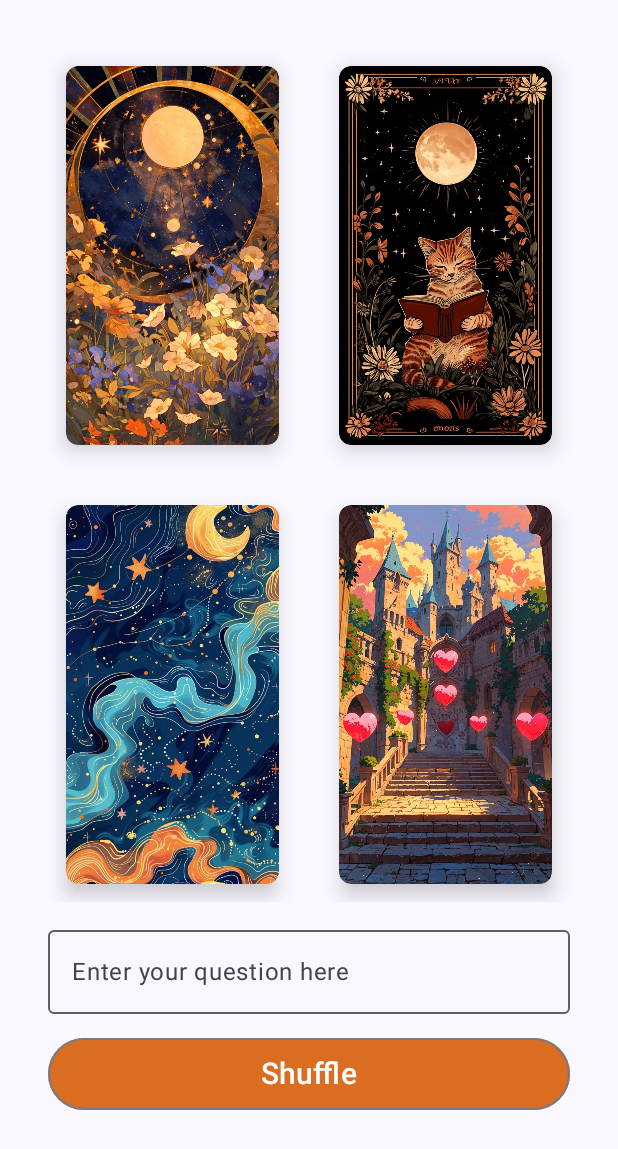
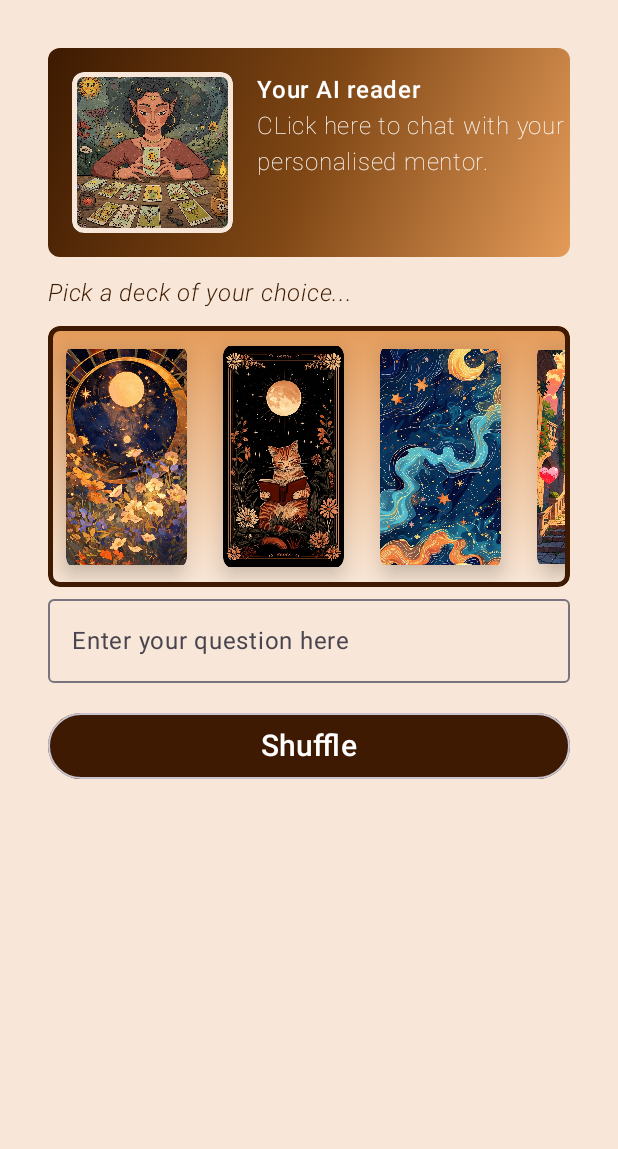
Before and after one commit to dattasneha/taroo-app, an Android app built with Jetpack Compose: the screen it shows after launch (CardPickerActivity), on a phone screen of 412 x 824 dp. Shown: the top 1149 px of the screen. Run offline under Robolectric (Android 15) with nearby library versions, the phone set to English and light mode, and no system bars; our stand-ins replace Dagger/Hilt's generated code; libraries missing offline, so code that uses them is left out: com.google.ai.client.

Commit message:
Modify deck picker screen and add mediaplayer

```diff
--- a/app/src/main/java/com/snehadatta/taroo/CardPickerActivity.kt
+++ b/app/src/main/java/com/snehadatta/taroo/CardPickerActivity.kt
@@ -1,47 +1,42 @@
 package com.snehadatta.taroo
 
-import android.os.Build
+import android.media.MediaPlayer
 import android.os.Bundle
 import androidx.activity.ComponentActivity
 import androidx.activity.compose.setContent
 import androidx.activity.enableEdgeToEdge
 import androidx.activity.viewModels
+import androidx.compose.foundation.background
 import androidx.compose.foundation.layout.fillMaxSize
 import androidx.compose.foundation.layout.padding
 import androidx.compose.material3.CircularProgressIndicator
 import androidx.compose.material3.Scaffold
 import androidx.compose.material3.Text
-import androidx.compose.runtime.Composable
 import androidx.compose.runtime.getValue
-import androidx.compose.runtime.mutableStateOf
-import androidx.compose.runtime.remember
-import androidx.compose.runtime.setValue
 import androidx.compose.ui.Modifier
 import androidx.compose.ui.graphics.Color
-import androidx.compose.ui.tooling.preview.Preview
+import androidx.compose.ui.platform.LocalContext
 import androidx.lifecycle.compose.collectAsStateWithLifecycle
 import androidx.navigation.NavType
 import androidx.navigation.compose.NavHost
 import androidx.navigation.compose.composable
 import androidx.navigation.compose.rememberNavController
 import androidx.navigation.navArgument
-import com.google.gson.Gson
-import com.google.gson.reflect.TypeToken
 import com.snehadatta.taroo.ui.presentation.CardPickerScreen
 import com.snehadatta.taroo.ui.presentation.ChatScreen
 import com.snehadatta.taroo.ui.presentation.ChooseDeckScreen
+import com.snehadatta.taroo.ui.presentation.Routes
 import com.snehadatta.taroo.ui.presentation.TarotViewModel
+import com.snehadatta.taroo.ui.theme.LightOrange
 import com.snehadatta.taroo.ui.theme.TarooTheme
 import com.snehadatta.taroo.util.Resource
-import com.snehadatta.taroo.ui.presentation.Routes
-import com.snehadatta.taroo.util.TarotImageMapper
 import dagger.hilt.android.AndroidEntryPoint
-
 
 
 @AndroidEntryPoint
 class CardPickerActivity : ComponentActivity() {
     private val tarotViewModel: TarotViewModel by viewModels()
+
     override fun onCreate(savedInstanceState: Bundle?) {
         super.onCreate(savedInstanceState)
         tarotViewModel.getAllCards()
@@ -49,6 +44,10 @@ class CardPickerActivity : ComponentActivity() {
         enableEdgeToEdge()
         setContent {
             TarooTheme {
+
+                val mediaPlayer = MediaPlayer.create(this,R.raw.background_music)
+                mediaPlayer.start()
+//
                 val navController = rememberNavController()
                 val cardState by tarotViewModel.cardState.collectAsStateWithLifecycle()
 
@@ -56,7 +55,12 @@ class CardPickerActivity : ComponentActivity() {
 
                     NavHost(navController = navController, startDestination = Routes.ScreenDeckPicker, builder = {
                         composable(Routes.ScreenDeckPicker) {
-                            ChooseDeckScreen(Modifier.padding(innerPadding), navController,tarotViewModel)
+                            ChooseDeckScreen(
+                                Modifier
+                                    .background(color = LightOrange)
+                                    .padding(innerPadding),
+                                navController,tarotViewModel
+                            )
                         }
                         composable(
                             Routes.ScreenCardPicker+"/{deckImageRes}",
@@ -79,33 +83,14 @@ class CardPickerActivity : ComponentActivity() {
                                     val errorMessage = cardState.message ?: "An unknown error occurred"
                                     Text(text = "Error: $errorMessage", color = Color.Red)
                                 }
-
-                                else -> {}
                             }
                         }
                         composable(Routes.ScreenChat) {
                             ChatScreen(Modifier.padding(innerPadding),tarotViewModel)
                         }
                     })
-
                 }
             }
         }
     }
 }
-
-@Composable
-fun Greeting(name: String, modifier: Modifier = Modifier) {
-    Text(
-        text = "Hello $name!",
-        modifier = modifier
-    )
-}
-
-@Preview(showBackground = true)
-@Composable
-fun GreetingPreview() {
-    TarooTheme {
-        Greeting("Android")
-    }
-}
--- a/app/src/main/java/com/snehadatta/taroo/ui/presentation/CardPickerScreen.kt
+++ b/app/src/main/java/com/snehadatta/taroo/ui/presentation/CardPickerScreen.kt
@@ -2,6 +2,7 @@ package com.snehadatta.taroo.ui.presentation
 
 import android.content.res.Resources
 import android.net.Uri
+import android.util.Log
 import androidx.compose.foundation.layout.Arrangement
 import androidx.compose.foundation.layout.padding
 import androidx.compose.foundation.lazy.grid.GridCells
@@ -59,6 +60,7 @@ fun CardPickerScreen(
                     if(selectedIndex == index && maxCard < 3) {
                         val randomIndex = Random.nextInt(mutableCardList.size)
                         viewModel.updateCardList(mutableCardList[randomIndex].name)
+//                        Log.e("debug2", viewModel.cardList[0])
                         val image = mutableCardList.removeAt(randomIndex)
                         val selectedImage = TarotImageMapper.getTarotImage(resources,image.nameShort)
                         DeckImage(
--- a/app/src/main/java/com/snehadatta/taroo/ui/presentation/CardResultScreen.kt
+++ b/app/src/main/java/com/snehadatta/taroo/ui/presentation/CardResultScreen.kt
@@ -7,6 +7,7 @@ import androidx.compose.foundation.layout.Row
 import androidx.compose.foundation.layout.Spacer
 import androidx.compose.foundation.layout.height
 import androidx.compose.foundation.layout.padding
+import androidx.compose.material3.Scaffold
 import androidx.compose.material3.Text
 import androidx.compose.runtime.Composable
 import androidx.compose.runtime.getValue
@@ -17,16 +18,15 @@ import androidx.compose.ui.Modifier
 import androidx.compose.ui.text.font.FontWeight
 import androidx.compose.ui.tooling.preview.Preview
 import androidx.compose.ui.unit.dp
-import com.snehadatta.taroo.R
 import com.snehadatta.taroo.data.model.Card
 import com.snehadatta.taroo.ui.theme.TarooTheme
 import com.snehadatta.taroo.util.TarotImageMapper
 
-val list = listOf(R.drawable.cover3,R.drawable.cover2,R.drawable.cover4)
 @Composable
 fun CardResultScreen(
     modifier:Modifier,
-    images: List<Card>) {
+    images: List<Card>
+) {
     val imageRes by  remember { mutableStateOf(images) }
     val selectedIndex by remember { mutableStateOf(-1) }
 
@@ -65,3 +65,33 @@ fun CardResultScreen(
 
     }
 }
+
+@Preview
+@Composable
+private fun CardResultScreenPreview() {
+    val dummyCard = Card(
+        type = "minor",
+        nameShort = "cu09",
+        name = "Nine of Cups",
+        value = "nine",
+        valueInt = 9,
+        meaningUp = "Concord, contentment, physical bien-être; also victory, success, advantage; " +
+                "satisfaction for the Querent or person for whom the consultation is made.",
+        meaningRev = "Truth, loyalty, liberty; but the readings vary and include mistakes, " +
+                "imperfections, etc.",
+        desc = "A goodly personage has feasted to his heart's content, and abundant refreshment " +
+                "of wine is on the arched counter behind him, seeming to indicate that the future " +
+                "is also assured. The picture offers the material side only, but there are other" +
+                " aspects.",
+        suit = "cups"
+    )
+
+    TarooTheme {
+        Scaffold { innerPadding ->
+            CardResultScreen(
+                modifier = Modifier.padding(innerPadding),
+                images = listOf(dummyCard, dummyCard, dummyCard)
+            )
+        }
+    }
+}
--- a/app/src/main/java/com/snehadatta/taroo/ui/presentation/ChooseDeckScreen.kt
+++ b/app/src/main/java/com/snehadatta/taroo/ui/presentation/ChooseDeckScreen.kt
@@ -1,18 +1,26 @@
 package com.snehadatta.taroo.ui.presentation
 
 import android.widget.Toast
+import androidx.compose.foundation.Image
+import androidx.compose.foundation.background
+import androidx.compose.foundation.border
+import androidx.compose.foundation.clickable
 import androidx.compose.foundation.layout.Arrangement
 import androidx.compose.foundation.layout.Box
 import androidx.compose.foundation.layout.Column
-import androidx.compose.foundation.layout.Spacer
+import androidx.compose.foundation.layout.Row
 import androidx.compose.foundation.layout.aspectRatio
+import androidx.compose.foundation.layout.fillMaxHeight
 import androidx.compose.foundation.layout.fillMaxWidth
 import androidx.compose.foundation.layout.height
 import androidx.compose.foundation.layout.padding
+import androidx.compose.foundation.lazy.LazyRow
 import androidx.compose.foundation.lazy.grid.GridCells
 import androidx.compose.foundation.lazy.grid.LazyVerticalGrid
 import androidx.compose.foundation.lazy.grid.itemsIndexed
+import androidx.compose.foundation.lazy.itemsIndexed
 import androidx.compose.foundation.rememberScrollState
+import androidx.compose.foundation.shape.RoundedCornerShape
 import androidx.compose.foundation.verticalScroll
 import androidx.compose.material.icons.Icons
 import androidx.compose.material.icons.filled.Clear
@@ -29,13 +37,21 @@ import androidx.compose.runtime.remember
 import androidx.compose.runtime.setValue
 import androidx.compose.ui.Alignment
 import androidx.compose.ui.Modifier
+import androidx.compose.ui.draw.clip
+import androidx.compose.ui.graphics.Brush
+import androidx.compose.ui.graphics.Color
 import androidx.compose.ui.platform.LocalContext
+import androidx.compose.ui.res.painterResource
+import androidx.compose.ui.text.font.FontStyle
 import androidx.compose.ui.text.font.FontWeight
 import androidx.compose.ui.unit.dp
 import androidx.compose.ui.unit.sp
 import androidx.navigation.NavController
 import com.snehadatta.taroo.R
-import com.snehadatta.taroo.ui.theme.orange
+import com.snehadatta.taroo.ui.theme.Brown
+import com.snehadatta.taroo.ui.theme.LightOrange
+import com.snehadatta.taroo.ui.theme.MediumBrown
+import com.snehadatta.taroo.ui.theme.MediumOrange
 
 @Composable
 fun ChooseDeckScreen(
@@ -54,19 +70,73 @@ fun ChooseDeckScreen(
     val context = LocalContext.current
     Column(
         modifier = modifier
+            .fillMaxHeight()
             .padding(horizontal = 32.dp)
             .verticalScroll(rememberScrollState())
     ) {
+        Row(
+            modifier = Modifier
+                .fillMaxWidth()
+                .padding(top = 32.dp)
+                .background( brush = Brush.linearGradient(colors = listOf(
+                Brown, // Start color
+                MediumBrown,
+                    MediumOrange// End color
+            )), RoundedCornerShape(8.dp))
+                .aspectRatio(2.5f)
+                .clickable {  },
+            horizontalArrangement = Arrangement.SpaceBetween
+        ) {
+            Image(
+                painter = painterResource(R.drawable.tarot_reader),
+                contentDescription = "AI tarot reader",
+                modifier = Modifier
+                    .padding(16.dp)
+                    .clip(RoundedCornerShape(8.dp))
+                    .border(3.dp, LightOrange, RoundedCornerShape(8.dp))
+            )
+            Column (
+                modifier = Modifier
+                    .padding(top = 16.dp)
+                    .weight(1f),
+            ) {
+                Text(
+                    text = "Your AI reader",
+                    color = Color.White,
+                    modifier = Modifier,
+                    fontWeight = FontWeight.SemiBold
+                )
+                Text(
+                    text = "CLick here to chat with your personalised mentor.",
+                    color = Color.White,
+                    fontWeight = FontWeight.Thin
+                )
+            }
+
+        }
+        Text(
+            text = "Pick a deck of your choice...",
+            fontWeight = FontWeight.Light,
+            fontStyle = FontStyle.Italic,
+            color = Brown,
+            modifier = Modifier.padding(top = 12.dp)
+        )
         Box( // Wrapping in a Box with height constraint
             modifier = Modifier
                 .fillMaxWidth()
-                .padding(top = 32.dp)
-                .aspectRatio(0.6f)
+                .padding(top = 10.dp)
+                .aspectRatio(2f)
         ) {
-            LazyVerticalGrid(
-                columns = GridCells.Fixed(2),
-                verticalArrangement = Arrangement.spacedBy(16.dp),
-                horizontalArrangement = Arrangement.spacedBy(16.dp)
+            LazyRow(
+                horizontalArrangement = Arrangement.spacedBy(0.dp),
+                modifier = Modifier
+                    .clip(RoundedCornerShape(8.dp))
+                    .border(width = 3.dp, color = Brown, RoundedCornerShape(8.dp))
+                    .background(brush = Brush.verticalGradient(colors = listOf(
+                        MediumOrange, // Start color
+                        LightOrange  // End color
+                    )))
+
             ) {
                 itemsIndexed(images) { index, imageRes ->
                     DeckImage(
@@ -102,7 +172,7 @@ fun ChooseDeckScreen(
             modifier = Modifier
                 .fillMaxWidth()
                 .height(64.dp)
-                .padding(top = 16.dp)
+                .padding(top = 20.dp)
                 .align(Alignment.CenterHorizontally),
             onClick = {
                 if (selectedIndex != -1 && question.isNotEmpty()) {
@@ -116,7 +186,7 @@ fun ChooseDeckScreen(
                     Toast.makeText(context, "Please write a message.", Toast.LENGTH_SHORT ).show()
                 }
             },
-            colors = ButtonDefaults.buttonColors(orange)
+            colors = ButtonDefaults.buttonColors(Brown)
         ) {
             Text(
                 text = "Shuffle",
@@ -124,10 +194,7 @@ fun ChooseDeckScreen(
                 fontWeight = FontWeight.SemiBold
             )
         }
-
-        Spacer(modifier = Modifier.height(32.dp))
     }
-
 }
 
 
--- a/app/src/main/java/com/snehadatta/taroo/ui/presentation/DeckImage.kt
+++ b/app/src/main/java/com/snehadatta/taroo/ui/presentation/DeckImage.kt
@@ -11,10 +11,8 @@ import androidx.compose.ui.Modifier
 import androidx.compose.ui.draw.clip
 import androidx.compose.ui.draw.shadow
 import androidx.compose.ui.graphics.Color
-import androidx.compose.ui.layout.ContentScale
 import androidx.compose.ui.res.painterResource
 import androidx.compose.ui.unit.dp
-import com.snehadatta.taroo.ui.theme.orange
 
 @Composable
 fun DeckImage(
@@ -33,9 +31,13 @@ fun DeckImage(
             .clickable { onClick() }
             .border(
                 width = if (isSelected && showBorder) 6.dp else 0.dp,
-                color = if (isSelected && showBorder) orange else Color.Transparent,
-                shape = RoundedCornerShape(12.dp)
+                color = if (isSelected && showBorder) Color.White else Color.Transparent,
+                shape = RoundedCornerShape(8.dp)
             ),
-        contentScale = ContentScale.Crop
+        alpha = if (isSelected) {
+            0.8f
+        } else {
+            1f
+        }
     )
 }
--- a/app/src/main/java/com/snehadatta/taroo/ui/presentation/TarotViewModel.kt
+++ b/app/src/main/java/com/snehadatta/taroo/ui/presentation/TarotViewModel.kt
@@ -27,7 +27,7 @@ class TarotViewModel @Inject constructor(
     val  cardState:StateFlow<Resource<GetAllCardsResponse>> = _cardState.asStateFlow()
 
     private var _initialQuestion = mutableStateOf("")
-    val initialQuestion: String = _initialQuestion.value
+    val initialQuestion = _initialQuestion
 
     fun updateInitialQuestion(newData: String) {
         _initialQuestion.value = newData
--- a/app/src/main/java/com/snehadatta/taroo/ui/theme/Color.kt
+++ b/app/src/main/java/com/snehadatta/taroo/ui/theme/Color.kt
@@ -5,8 +5,12 @@ import androidx.compose.ui.graphics.Color
 val Purple80 = Color(0xFFD0BCFF)
 val PurpleGrey80 = Color(0xFFCCC2DC)
 val Pink80 = Color(0xFFEFB8C8)
-val orange = Color(0xFFDA6D20)
-val brown = Color(0xFF3D1A01)
 val Purple40 = Color(0xFF6650a4)
 val PurpleGrey40 = Color(0xFF625b71)
 val Pink40 = Color(0xFF7D5260)
+
+val LightOrange = Color(0xFFF8E7D8)
+val MediumOrange = Color(0xFFE49B59)
+val MediumBrown = Color(0xFF7E4614)
+val Brown = Color(0xFF3D1A01)
+val orange = Color(0xFFDA6D20)
--- a/app/src/main/java/com/snehadatta/taroo/ui/theme/Theme.kt
+++ b/app/src/main/java/com/snehadatta/taroo/ui/theme/Theme.kt
@@ -36,7 +36,7 @@ private val LightColorScheme = lightColorScheme(
 fun TarooTheme(
     darkTheme: Boolean = isSystemInDarkTheme(),
     // Dynamic color is available on Android 12+
-    dynamicColor: Boolean = true,
+    dynamicColor: Boolean = false,
     content: @Composable () -> Unit
 ) {
     val colorScheme = when {
--- a/app/src/main/java/com/snehadatta/taroo/ui/theme/Type.kt
+++ b/app/src/main/java/com/snehadatta/taroo/ui/theme/Type.kt
@@ -14,14 +14,14 @@ val provider = GoogleFont.Provider(
 
 val bodyFontFamily = FontFamily(
     Font(
-        googleFont = GoogleFont("Caveat"),
+        googleFont = GoogleFont("Itim"),
         fontProvider = provider,
     )
 )
 
 val displayFontFamily = FontFamily(
     Font(
-        googleFont = GoogleFont("Caveat"),
+        googleFont = GoogleFont("Itim"),
         fontProvider = provider,
     )
 )
```
Also changed, not shown: app/src/main/res/drawable/tarot_reader.jpg (added), 1 other file.
